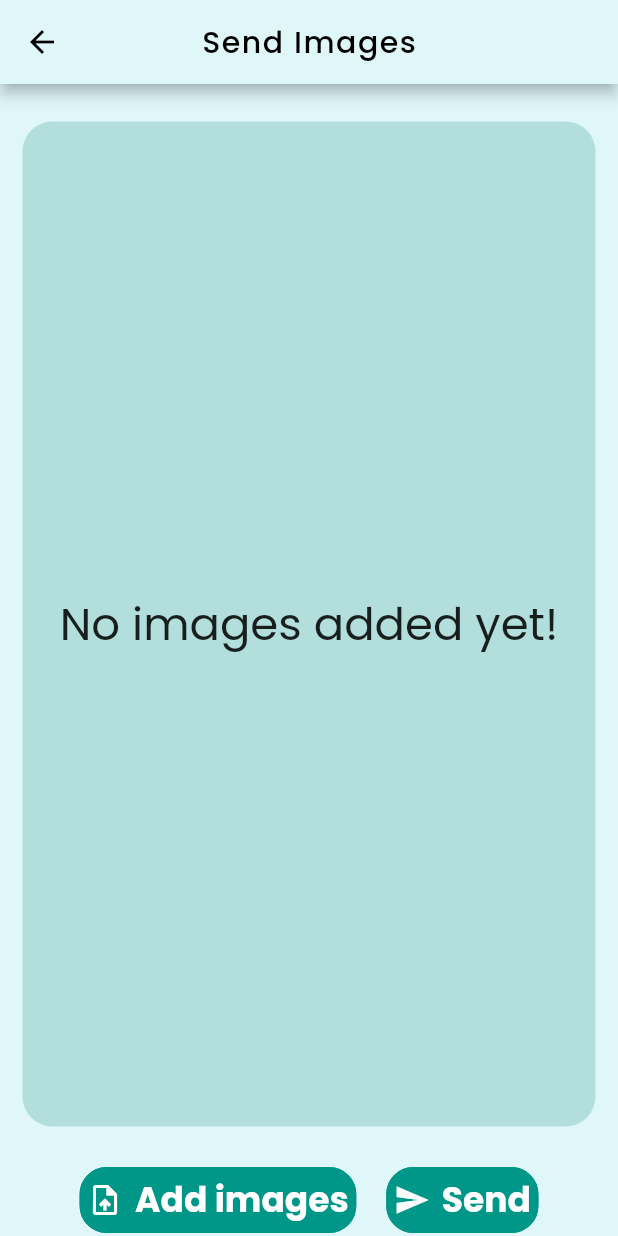
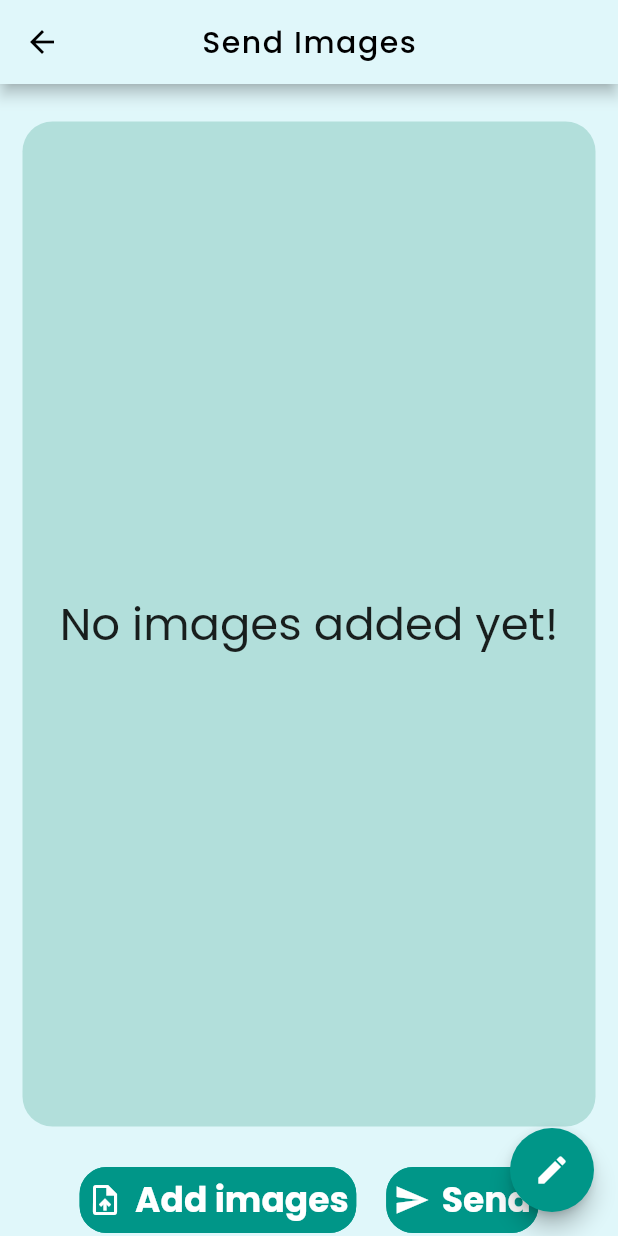
Before and after one commit to JDMukiibs/smart_class_api_consumer, a Flutter app: the SendImages screen opened by its route, after a tap on "Add images", on a phone screen of 412 x 824 dp. Run offline on Flutter 3.47's test engine with Material 2 defaults, Android fonts, the phone set to English and light mode, and no system bars; our stand-ins replace flutter_fadein, flutter_svg, image_picker, shared_preferences, syncfusion_flutter_charts; accounts and stored records are empty.

Commit message:
Modified design of Images screen
Added a FAB so that I can end up having just a singular button at the bottom rather than 2 and so that I give a user the chance to also use the camera to take pictures rather than just picking from the gallery.
Also added a timeout to the connection request made to fetch data on the reports screen. Will test again to find a proper acceptable time.
Next thing is adding the ability to pick multiple images because at the time I can only pick one image at a time and that is a drag.

```diff
--- /dev/null
+++ b/lib/helper_widgets_and_functions/expandable_fab.dart
@@ -0,0 +1,209 @@
+import 'package:flutter/material.dart';
+import 'dart:math' as math;
+
+@immutable
+class ExpandableFab extends StatefulWidget {
+  const ExpandableFab({
+    Key? key,
+    this.initialOpen,
+    required this.distance,
+    required this.children,
+  }) : super(key: key);
+
+  final bool? initialOpen;
+  final double distance;
+  final List<Widget> children;
+
+  @override
+  _ExpandableFabState createState() => _ExpandableFabState();
+}
+
+class _ExpandableFabState extends State<ExpandableFab> with SingleTickerProviderStateMixin {
+  bool _open = false;
+  late final AnimationController _controller;
+  late final Animation<double> _expandAnimation;
+
+  @override
+  void initState(){
+    super.initState();
+    _open = widget.initialOpen ?? false;
+    _controller = AnimationController(
+      value: _open ? 1.0 : 0.0,
+      duration: const Duration(milliseconds: 250),
+      vsync: this,
+    );
+    _expandAnimation = CurvedAnimation(
+      curve: Curves.fastOutSlowIn,
+      reverseCurve: Curves.easeOutQuad,
+      parent: _controller,
+    );
+  }
+
+  @override
+  void dispose() {
+    _controller.dispose();
+    super.dispose();
+  }
+
+  void _toggle() {
+    setState(() {
+      _open = !_open;
+      if (_open) {
+        _controller.forward();
+      } else {
+        _controller.reverse();
+      }
+    });
+  }
+
+  @override
+  Widget build(BuildContext context) {
+    return SizedBox.expand(
+      child: Stack(
+        alignment: Alignment.bottomRight,
+        clipBehavior: Clip.none,
+        children: [
+          _buildTapToCloseFab(),
+          ..._buildExpandingActionButtons(),
+          _buildTapToOpenFab(),
+        ],
+      ),
+    );
+  }
+
+  List<Widget> _buildExpandingActionButtons() {
+    final children = <Widget>[];
+    final count = widget.children.length;
+    final step = 90.0 / (count - 1);
+    for (var i = 0, angleInDegrees = 0.0; i < count; i++, angleInDegrees += step) {
+      children.add(
+        _ExpandingActionButton(
+          directionInDegrees: angleInDegrees,
+          maxDistance: widget.distance,
+          progress: _expandAnimation,
+          child: widget.children[i],
+        ),
+      );
+    }
+    return children;
+  }
+
+  Widget _buildTapToCloseFab() {
+    return SizedBox(
+      width: 56.0,
+      height: 56.0,
+      child: Center(
+        child: Material(
+          shape: const CircleBorder(),
+          clipBehavior: Clip.antiAlias,
+          elevation: 4.0,
+          child: InkWell(
+            onTap: _toggle,
+            child: Padding(
+              padding: const EdgeInsets.all(8.0),
+              child: Icon(
+                Icons.close,
+                color: Theme.of(context).primaryColor,
+              ),
+            ),
+          ),
+        ),
+      ),
+    );
+  }
+
+  Widget _buildTapToOpenFab() {
+    return IgnorePointer(
+      ignoring: _open,
+      child: AnimatedContainer(
+        transformAlignment: Alignment.center,
+        transform: Matrix4.diagonal3Values(
+          _open ? 0.7 : 1.0,
+          _open ? 0.7 : 1.0,
+          1.0,
+        ),
+        duration: const Duration(milliseconds: 250),
+        curve: const Interval(0.0, 0.5, curve: Curves.easeOut),
+        child: AnimatedOpacity(
+          opacity: _open ? 0.0 : 1.0,
+          curve: const Interval(0.25, 1.0, curve: Curves.easeInOut),
+          duration: const Duration(milliseconds: 250),
+          child: FloatingActionButton(
+            onPressed: _toggle,
+            child: const Icon(Icons.create),
+          ),
+        ),
+      ),
+    );
+  }
+}
+
+@immutable
+class ActionButton extends StatelessWidget {
+  const ActionButton({
+    Key? key,
+    this.onPressed,
+    required this.icon,
+  }) : super(key: key);
+
+  final VoidCallback? onPressed;
+  final Widget icon;
+
+  @override
+  Widget build(BuildContext context) {
+    final theme = Theme.of(context);
+    return Material(
+    shape: const CircleBorder(),
+    color: theme.accentColor,
+    elevation: 4.0,
+    child: IconTheme.merge(
+        data: theme.accentIconTheme,
+        child: IconButton(
+            onPressed: onPressed,
+            icon: icon
+        ),
+      ),
+    );
+  }
+}
+
+@immutable
+class _ExpandingActionButton extends StatelessWidget {
+  _ExpandingActionButton({
+    Key? key,
+    required this.directionInDegrees,
+    required this.maxDistance,
+    required this.progress,
+    required this.child,
+  }) : super(key: key);
+
+  final double directionInDegrees;
+  final double maxDistance;
+  final Animation<double> progress;
+  final Widget child;
+
+  @override
+  Widget build(BuildContext context) {
+    return AnimatedBuilder(
+      animation: progress,
+      builder: (BuildContext context, Widget? child) {
+        final offset = Offset.fromDirection(
+          directionInDegrees * (math.pi / 180.0),
+          progress.value * maxDistance,
+        );
+        return Positioned(
+          right: 4.0 + offset.dx,
+          bottom: 4.0 + offset.dy,
+          child: Transform.rotate(
+            angle: (1.0 - progress.value) * math.pi / 2,
+            child: child!,
+          ),
+        );
+      },
+      child: FadeTransition(
+        opacity: progress,
+        child: child,
+      ),
+    );
+  }
+}
--- a/lib/main.dart
+++ b/lib/main.dart
@@ -5,7 +5,8 @@ import 'package:smart_class_api_consumer/pages/send_images.dart';
 import 'package:smart_class_api_consumer/pages/welcome.dart';
 
 void main() => runApp(MaterialApp(
-  theme: ThemeData(fontFamily: 'Poppins'),
+  theme: ThemeData(fontFamily: 'Poppins', accentColor: Colors.teal),
+  debugShowCheckedModeBanner: false,
   initialRoute: '/',
   routes: {
     '/': (context) => Welcome(),
--- a/lib/pages/send_images.dart
+++ b/lib/pages/send_images.dart
@@ -3,6 +3,7 @@ import 'dart:io';
 import 'package:flutter/material.dart';
 import 'package:flutter_fadein/flutter_fadein.dart';
 import 'package:image_picker/image_picker.dart';
+import 'package:smart_class_api_consumer/helper_widgets_and_functions/expandable_fab.dart';
 import 'package:smart_class_api_consumer/services/student_report.dart';
 
 class SendImages extends StatefulWidget {
@@ -18,7 +19,7 @@ class _SendImagesState extends State<SendImages> {
   late List <XFile?> images = [];
   final ImagePicker _picker = ImagePicker();
   List <String> imagePaths = [];
-  //Future<Album>? _futureAlbum;
+  static const _actionTitles = ['Upload Photo(s)', 'Take a Photo'];
 
   void chooseImage(ImageSource source) async {
     final pickedFile = await _picker.pickImage(source: source);
@@ -28,6 +29,23 @@ class _SendImagesState extends State<SendImages> {
       imageFile = pickedFile!;
       imagePaths.add(imageFile.path);
     });
+  }
+
+  void _showAction(BuildContext context, int index) {
+    showDialog<void>(
+      context: context,
+      builder: (context) {
+        return AlertDialog(
+          content: Text(_actionTitles[index]),
+          actions: [
+            TextButton(
+              onPressed: () => Navigator.of(context).pop(),
+              child: const Text('CLOSE'),
+            ),
+          ],
+        );
+      },
+    );
   }
 
   // Created my own grid building widget function to avoid overpopulating the main function with code.
@@ -198,6 +216,19 @@ class _SendImagesState extends State<SendImages> {
           )
         ],
       ),
+      floatingActionButton: ExpandableFab(
+        distance: 112.0,
+        children: [
+          ActionButton(
+            onPressed: () => _showAction(context, 0),
+            icon: const Icon(Icons.photo_library),
+          ),
+          ActionButton(
+            onPressed: () => _showAction(context, 1),
+            icon: const Icon(Icons.add_a_photo),
+          )
+        ],
+      ),
     );
   }
 }
--- a/lib/services/student_report.dart
+++ b/lib/services/student_report.dart
@@ -1,4 +1,6 @@
+import 'dart:async';
 import 'dart:convert';
+import 'dart:io';
 import 'dart:math';
 import 'package:http/http.dart' as http;
 import 'package:path/path.dart';
@@ -38,7 +40,7 @@ class StudentReport {
 
     try {
       // Make the request
-      http.Response response = await http.get(Uri.parse('http://10.0.2.2:5000/report'));
+      http.Response response = await http.get(Uri.parse('http://10.0.2.2:5000/report')).timeout(const Duration(seconds: 3));
       Map data = jsonDecode(response.body);
       print(data);
 
@@ -55,9 +57,13 @@ class StudentReport {
       sleepingScore = roundDouble(((slpScore / total) * 100.0), 2);
       error = ""; // Ensure error is returned to empty string so the if clause check passes when we try again
     }
-    catch (e) {
+    on TimeoutException catch (e) {
       print("Caught error: $e");
-      error = 'Failed to retrieve data';
+      error = 'Timeout occurred.';
+    }
+    on SocketException catch (e) {
+      print("Caught error: $e");
+      error = 'Server unresponsive';
     }
 
   }
```
